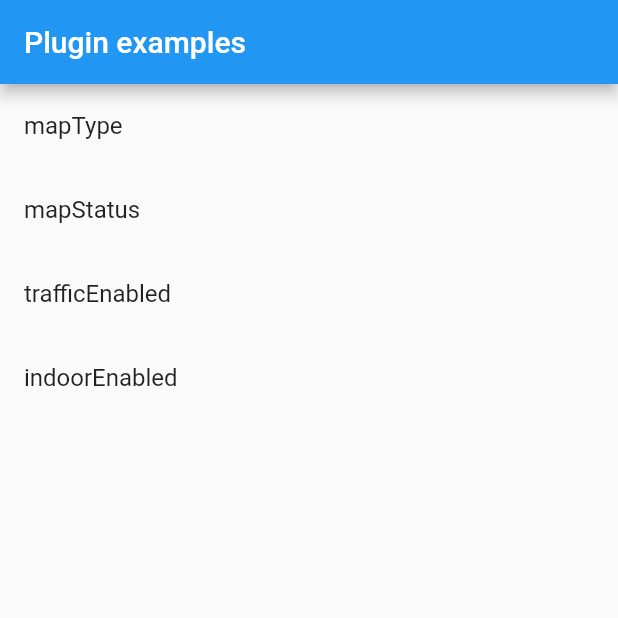
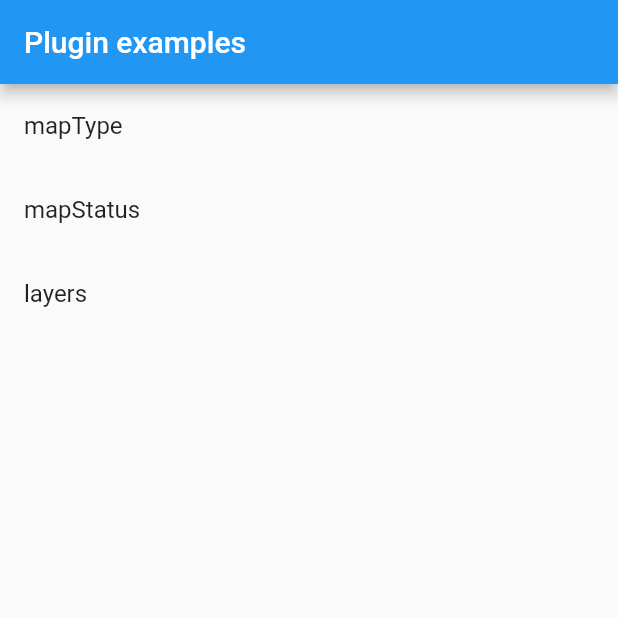
Before and after one commit to qiuxiang/flutter-baidu-map, a Flutter app: the screen it shows after launch, on a phone screen of 412 x 824 dp, the top half of it. Run offline on Flutter 3.47's test engine with Material 2 defaults, Android fonts, the phone set to English and light mode, and no system bars.

Commit message:
优化示例代码

```diff
--- a/example/lib/indoor.dart
+++ /dev/null
@@ -1,19 +0,0 @@
-import 'package:flutter/material.dart';
-import 'package:baidu_map/baidu_map_view.dart';
-
-import 'example.dart';
-
-class IndoorEnabled extends Example {
-  IndoorEnabled({Key key, this.title}) : super(key: key);
-
-  final title;
-
-  @override
-  createState() => _State();
-}
-
-class _State extends SwitchExampleState {
-  @override
-  buildMapView() =>
-      BaiduMapView(key: widget.mapViewKey, indoorEnabled: enabled);
-}
--- a/example/lib/main.dart
+++ b/example/lib/main.dart
@@ -1,10 +1,9 @@
+import 'package:baidu_map/baidu_map.dart';
 import 'package:flutter/material.dart';
-import 'package:baidu_map/baidu_map.dart';
 
+import 'layers.dart';
+import 'map_status.dart';
 import 'map_type.dart';
-import 'map_status.dart';
-import 'traffic.dart';
-import 'indoor.dart';
 
 void main() {
   runApp(App());
@@ -40,8 +39,7 @@ class _HomeState extends State<Home> {
   final _examples = [
     _Example('mapType', (title) => MapTypeExample(title: title)),
     _Example('mapStatus', (title) => MapStatusExample(title: title)),
-    _Example('trafficEnabled', (title) => TrafficEnabled(title: title)),
-    _Example('indoorEnabled', (title) => IndoorEnabled(title: title)),
+    _Example('layers', (title) => Layers(title: title)),
   ];
 
   @override
--- a/example/lib/traffic.dart
+++ /dev/null
@@ -1,19 +0,0 @@
-import 'package:flutter/material.dart';
-import 'package:baidu_map/baidu_map_view.dart';
-
-import 'example.dart';
-
-class TrafficEnabled extends Example {
-  TrafficEnabled({Key key, this.title}) : super(key: key);
-
-  final title;
-
-  @override
-  createState() => _State();
-}
-
-class _State extends SwitchExampleState {
-  @override
-  buildMapView() =>
-      BaiduMapView(key: widget.mapViewKey, trafficEnabled: enabled);
-}
```
Also changed, not shown: example/lib/example.dart (deleted, +0 -32 lines), example/lib/layers.dart (added, +72 -0 lines), example/lib/map_status.dart (+2 -5 lines), lib/baidu_map_view.dart (+12 -0 lines).
